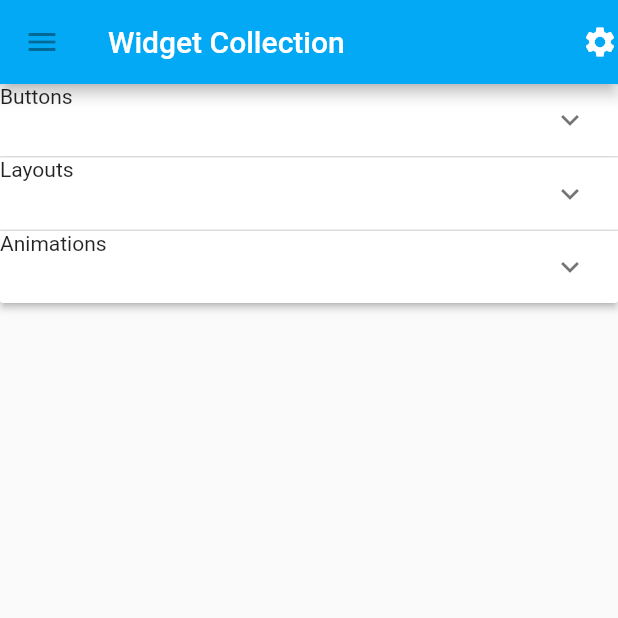
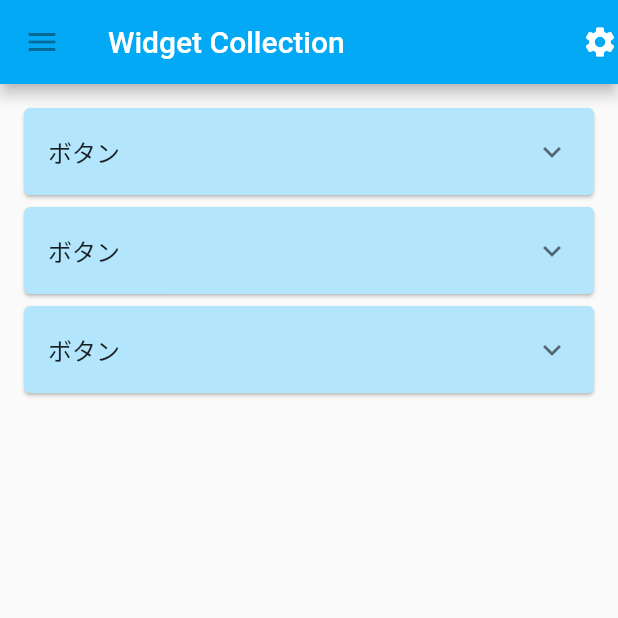
Before and after one commit to Channelsu/gradation, a Flutter app: the WidgetListPage screen opened directly, on a phone screen of 412 x 824 dp, the top half of it. Run offline on Flutter 3.47's test engine with Material 2 defaults, Android fonts, the phone set to English and light mode, and no system bars; our stand-ins replace simple_animations.

Commit message:
拡張パネル修正

```diff
--- a/lib/widget_list_page.dart
+++ b/lib/widget_list_page.dart
@@ -25,28 +25,123 @@ class _WidgetListPageState extends State<WidgetListPage> {
           Icon(Icons.settings)
         ],
       ),
-      body: Container(
-        height: double.infinity,
-        // color: Colors.lightBlue,
+      body: Padding(
+        padding: const EdgeInsets.all(12.0),
         child: ListView(
           children: <Widget>[
-            ExpansionPanelList(
-              expansionCallback: (int index, bool isExpanded) {
-                setState(() {
-                  _panels[index].isExpanded = !_panels[index].isExpanded;
-                });
-              },
-              children: _panels.map((Panel panel) {
-                return ExpansionPanel(
-                  headerBuilder: (BuildContext context, bool isExpanded) {
-                    return Text(panel.title);
-                  },
-                  isExpanded: panel.isExpanded,
-                  body: Container(
-                    child: Text(panel.body),
+            Card(
+              color: Colors.lightBlue[100],
+              child: ExpansionTile(
+                title: Text('ボタン'),
+                children: <Widget>[
+                  InkWell(
+                    onTap: (){},
+                    child: ListTile(
+                      title: Text('    FlatButton'),
+                    ),
                   ),
-                );
-              }).toList(),
+                  InkWell(
+                    onTap: (){},
+                    child: ListTile(
+                      title: Text('    FlatButton'),
+                    ),
+                  ),
+                  InkWell(
+                    onTap: (){},
+                    child: ListTile(
+                      title: Text('    FlatButton'),
+                    ),
+                  ),
+                  InkWell(
+                    onTap: (){},
+                    child: ListTile(
+                      title: Text('    FlatButton'),
+                    ),
+                  ),
+                  InkWell(
+                    onTap: (){},
+                    child: ListTile(
+                      title: Text('    FlatButton'),
+                    ),
+                  ),
+                ],
+              ),
+            ),
+            Card(
+              color: Colors.lightBlue[100],
+              child: ExpansionTile(
+                title: Text('ボタン'),
+                children: <Widget>[
+                  InkWell(
+                    onTap: (){},
+                    child: ListTile(
+                      title: Text('    FlatButton'),
+                    ),
+                  ),
+                  InkWell(
+                    onTap: (){},
+                    child: ListTile(
+                      title: Text('    FlatButton'),
+                    ),
+                  ),
+                  InkWell(
+                    onTap: (){},
+                    child: ListTile(
+                      title: Text('    FlatButton'),
+                    ),
+                  ),
+                  InkWell(
+                    onTap: (){},
+                    child: ListTile(
+                      title: Text('    FlatButton'),
+                    ),
+                  ),
+                  InkWell(
+                    onTap: (){},
+                    child: ListTile(
+                      title: Text('    FlatButton'),
+                    ),
+                  ),
+                ],
+              ),
+            ),
+            Card(
+              color: Colors.lightBlue[100],
+              child: ExpansionTile(
+                title: Text('ボタン'),
+                children: <Widget>[
+                  InkWell(
+                    onTap: (){},
+                    child: ListTile(
+                      title: Text('    FlatButton'),
+                    ),
+                  ),
+                  InkWell(
+                    onTap: (){},
+                    child: ListTile(
+                      title: Text('    FlatButton'),
+                    ),
+                  ),
+                  InkWell(
+                    onTap: (){},
+                    child: ListTile(
+                      title: Text('    FlatButton'),
+                    ),
+                  ),
+                  InkWell(
+                    onTap: (){},
+                    child: ListTile(
+                      title: Text('    FlatButton'),
+                    ),
+                  ),
+                  InkWell(
+                    onTap: (){},
+                    child: ListTile(
+                      title: Text('    FlatButton'),
+                    ),
+                  ),
+                ],
+              ),
             ),
           ],
         ),
```
